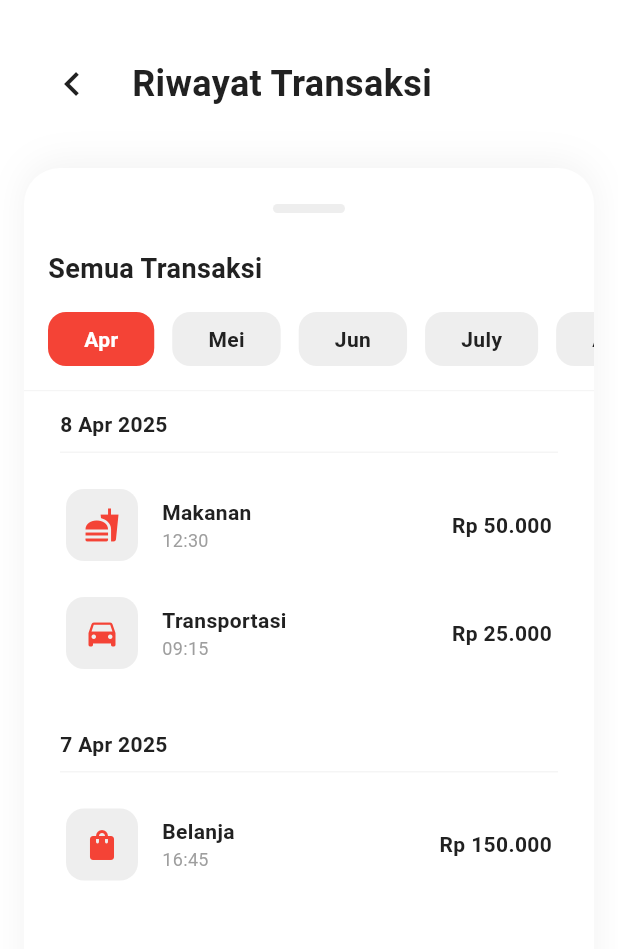
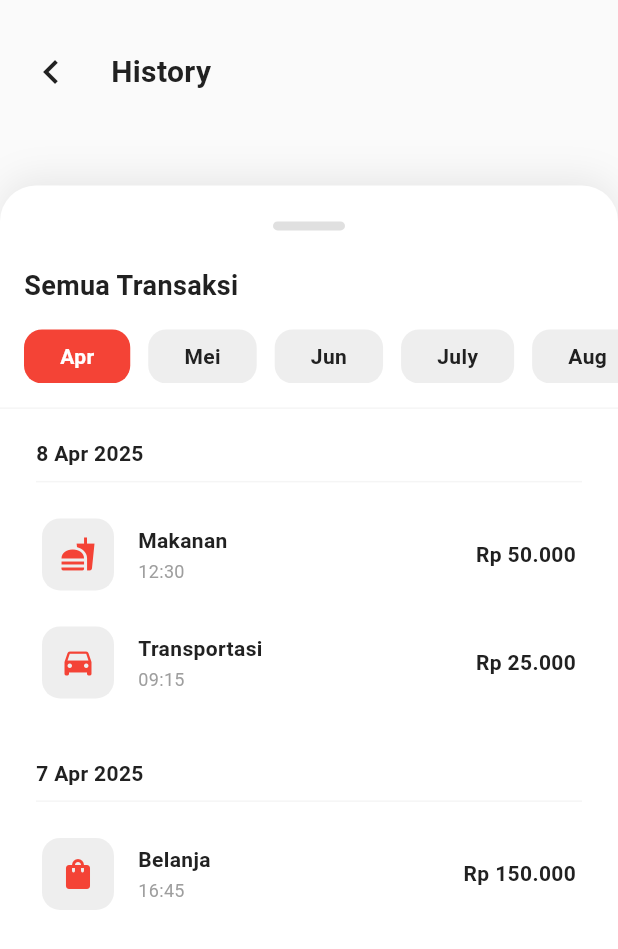
Before and after one commit to Yannn18/aturaja, a Flutter app: the HistoryScreen screen opened by its route, on a phone screen of 412 x 824 dp. Shown: the top 949 px of the screen. Run offline on Flutter 3.47's test engine with Material 3 defaults, Android fonts, the phone set to English and light mode, and no system bars.

Commit message:
Upadte history dan detail history

```diff
--- a/lib/ui/screens/history/history_screen.dart
+++ b/lib/ui/screens/history/history_screen.dart
@@ -153,13 +153,17 @@ class _HistoryScreenState extends State<HistoryScreen> {
         .toSet()
         .toList();
     return Scaffold(
-      backgroundColor: Colors.white,
+      backgroundColor: Colors.grey[50],
       body: SafeArea(
-        child: Column(
+        child: Stack(
           children: [
             //header
-            Padding(
-              padding: const EdgeInsets.symmetric(horizontal: 24, vertical: 32),
+            Positioned(
+              top: 0,
+              left: 0,
+              right: 0,
+              child: Padding(
+                padding: const EdgeInsets.symmetric(horizontal: 10, vertical: 24),
                 child: Row(
                   children: [
                     IconButton(
@@ -175,9 +179,9 @@ class _HistoryScreenState extends State<HistoryScreen> {
                     ),
                     const SizedBox(width: 16),
                     Text(
-                    'Riwayat Transaksi',
+                      'History',
                       style: TextStyle(
-                      fontSize: 24,
+                        fontSize: 20,
                         fontWeight: FontWeight.bold,
                         color: Colors.grey[900],
                       ),
@@ -185,11 +189,16 @@ class _HistoryScreenState extends State<HistoryScreen> {
                   ],
                 ),
               ),
+            ),
 
-            Expanded(
-              child: Padding(
-                padding: const EdgeInsets.symmetric(horizontal: 16),
-                child: Container(
+            // Draggable Sheet (Bisa ditarik atas bawah)
+            DraggableScrollableSheet(
+              initialChildSize: 0.85,
+              minChildSize: 0.5,
+              maxChildSize: 1.0,
+              snap: true,
+              builder: (BuildContext context, ScrollController scrollController) {
+                return Container(
                   width: double.infinity,
                   decoration: BoxDecoration(
                     color: Colors.white,
@@ -198,14 +207,16 @@ class _HistoryScreenState extends State<HistoryScreen> {
                     ),
                     boxShadow: [
                       BoxShadow(
-                        color: Colors.black.withOpacity(0.05),
+                        color: Colors.black.withOpacity(0.08),
                         offset: const Offset(0, -4),
                         blurRadius: 20,
                       ),
                     ],
                   ),
-                  child: Column(
-                    crossAxisAlignment: CrossAxisAlignment.start,
+                  // 1. UBAH COLUMN MENJADI LISTVIEW
+                  child: ListView(
+                    controller: scrollController, // 2. PASANG CONTROLLER DI SINI
+                    padding: EdgeInsets.zero, // Hilangkan padding bawaan ListView
                     children: [
                       const SizedBox(height: 24),
                       // Drag Handle
@@ -214,7 +225,7 @@ class _HistoryScreenState extends State<HistoryScreen> {
                           width: 48,
                           height: 6,
                           decoration: BoxDecoration(
-                            color: Colors.grey[200],
+                            color: Colors.grey[300],
                             borderRadius: BorderRadius.circular(9999),
                           ),
                         ),
@@ -281,18 +292,15 @@ class _HistoryScreenState extends State<HistoryScreen> {
                       const SizedBox(height: 16),
 
                       // Transactions List
-                      Expanded(
-                        child: Container(
+                      Container(
                         decoration: BoxDecoration(
                           border: Border(
                             top: BorderSide(color: Colors.grey[100]!),
                           ),
                         ),
-                          child: SingleChildScrollView(
                         child: uniqueDates.isEmpty
-                                // Tampilan jika bulan tidak ada transaksi (opsional, sebagai pengaman)
                             ? const Padding(
-                                    padding: EdgeInsets.all(32.0),
+                                padding: EdgeInsets.only(top: 60),
                                 child: Center(
                                   child: Text(
                                     "Tidak ada transaksi",
@@ -300,25 +308,29 @@ class _HistoryScreenState extends State<HistoryScreen> {
                                   ),
                                 ),
                               )
-                                // Tampilan dinamis per grup tanggal
-                                : Column(
-                                    children: uniqueDates.map((date) {
+                            : ListView.builder(
+                                // 3. HAPUS CONTROLLER DARI SINI
+                                padding: const EdgeInsets.only(top: 8, bottom: 24),
+                                shrinkWrap: true, // 4. WAJIB ADA (karena di dalam ListView lain)
+                                physics: const NeverScrollableScrollPhysics(), // 5. WAJIB ADA agar tidak bentrok
+                                itemCount: uniqueDates.length,
+                                itemBuilder: (context, index) {
+                                  final date = uniqueDates[index];
+                                  final items = currentMonthTransactions
+                                      .where((t) => t.date == date)
+                                      .toList();
+
                                   return TransactionGroup(
                                     date: date,
-                                        // Kirim item yang hanya sesuai dengan tanggal ini
-                                        items: currentMonthTransactions
-                                            .where((t) => t.date == date)
-                                            .toList(),
+                                    items: items,
                                   );
-                                    }).toList(),
-                                  ),
-                          ),
+                                },
                               ),
                       ),
                     ],
                   ),
-                ),
-              ),
+                );
+              },
             ),
           ],
         ),
@@ -360,13 +372,14 @@ class TransactionGroup extends StatelessWidget {
               ),
             ),
           ),
-          Padding(
+          ListView.builder(
             padding: const EdgeInsets.symmetric(horizontal: 16),
-            child: Column(
-              children: items.map((item) {
-                return AnimatedTransactionButton(item: item);
-              }).toList(),
-            ),
+            shrinkWrap: true,
+            physics: const NeverScrollableScrollPhysics(),
+            itemCount: items.length,
+            itemBuilder: (context, index) {
+              return AnimatedTransactionButton(item: items[index]);
+            },
           ),
         ],
       ),
@@ -441,10 +454,8 @@ class _AnimatedTransactionButtonState extends State<AnimatedTransactionButton>
               borderRadius: BorderRadius.circular(12),
             ),
             child: Row(
-              mainAxisAlignment: MainAxisAlignment.spaceBetween,
               children: [
-                Row(
-                  children: [
+                // 1. Ikon
                 Container(
                   width: 48,
                   height: 48,
@@ -459,7 +470,10 @@ class _AnimatedTransactionButtonState extends State<AnimatedTransactionButton>
                   ),
                 ),
                 const SizedBox(width: 16),
-                    Column(
+
+                // 2. Teks Kategori & Waktu dibungkus Expanded
+                Expanded(
+                  child: Column(
                     crossAxisAlignment: CrossAxisAlignment.start,
                     children: [
                       Text(
@@ -469,7 +483,10 @@ class _AnimatedTransactionButtonState extends State<AnimatedTransactionButton>
                           color: Colors.grey[900],
                           fontSize: 14,
                         ),
+                        maxLines: 1, // Membatasi teks hanya 1 baris
+                        overflow: TextOverflow.ellipsis, // Menambahkan "..." jika teks terlalu panjang
                       ),
+                      const SizedBox(height: 2), // Sedikit jarak antar teks
                       Text(
                         widget.item.time,
                         style: TextStyle(
@@ -479,8 +496,9 @@ class _AnimatedTransactionButtonState extends State<AnimatedTransactionButton>
                       ),
                     ],
                   ),
-                  ],
                 ),
+
+                const SizedBox(width: 8),
                 Text(
                   widget.item.amount,
                   style: TextStyle(
```
Also changed, not shown: lib/ui/screens/history/history_details_screen.dart (+50 -58 lines). Lines whose indentation alone changed are shown as unchanged.
